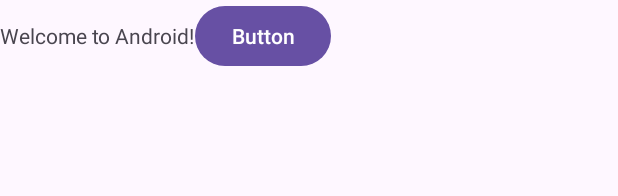
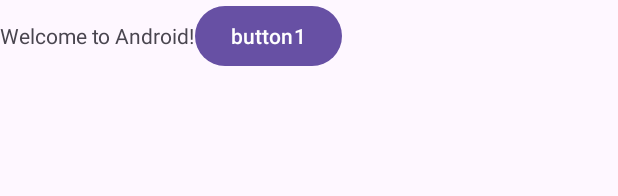
Before and after one commit to 22026074/My_First_Git, an Android app: the layout activity_2b.xml on its own in the app's theme, with its tools: preview values and no code run, on a phone screen of 412 x 824 dp. Shown: the top 196 px of the screen. Run offline under Robolectric (Android 15) with nearby library versions, the phone set to English and light mode, and no system bars.

Commit message:
change button text

```diff
--- a/app/src/main/res/layout/activity_2b.xml
+++ b/app/src/main/res/layout/activity_2b.xml
@@ -13,5 +13,5 @@
         android:id="@+id/button7"
         android:layout_width="wrap_content"
         android:layout_height="wrap_content"
-        android:text="Button" />
+        android:text="button1" />
 </LinearLayout>
```
